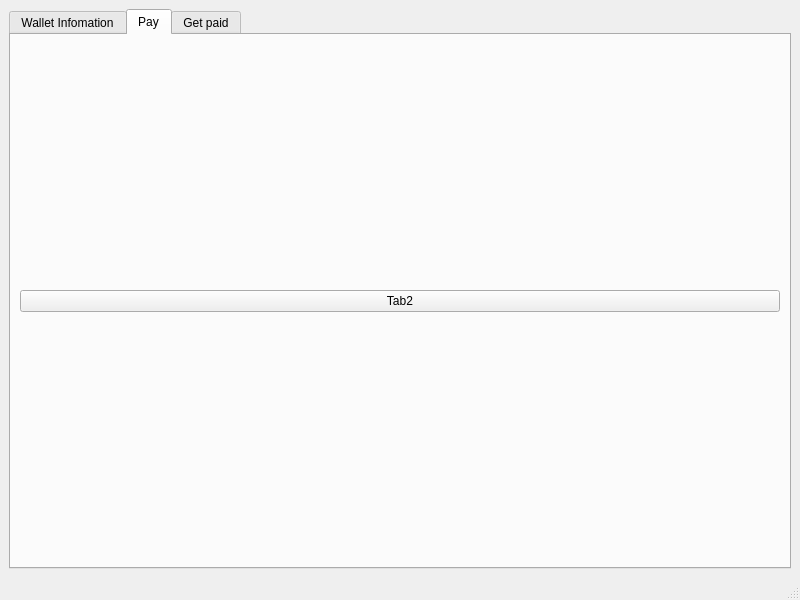
The window that qt/forms/mainwindow.ui (uebian/tronwallet) describes before a commit, drawn with Qt 5.
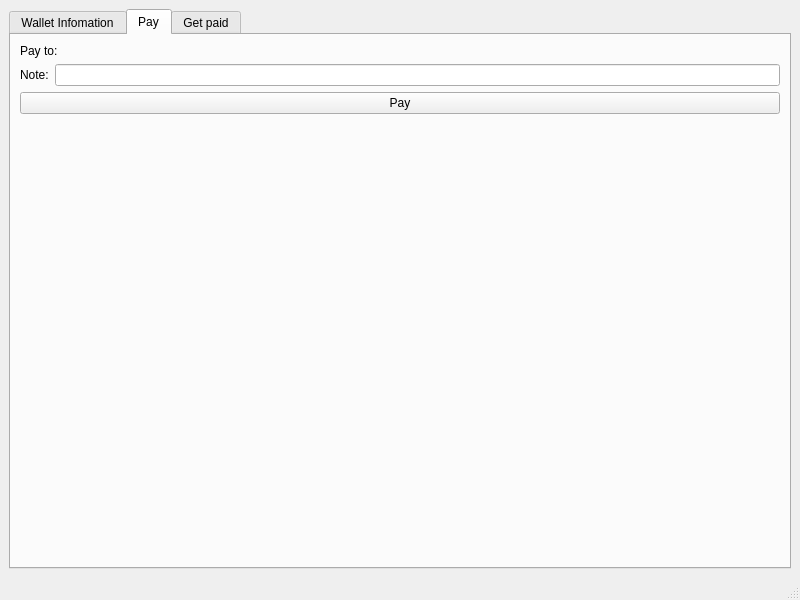
The same window after the commit. The open tabs and pages were chosen to show the change. Custom widgets are drawn as their Qt base class.

```diff
--- a/qt/forms/mainwindow.ui
+++ b/qt/forms/mainwindow.ui
@@ -79,12 +79,53 @@
        </attribute>
        <layout class="QVBoxLayout" name="verticalLayout">
         <item>
-         <widget class="QPushButton" name="pushButton">
+         <layout class="QHBoxLayout" name="horizontalLayout_2">
+          <item>
+           <widget class="QLabel" name="labelPay">
+            <property name="text">
+             <string>Pay to:</string>
+            </property>
+           </widget>
+          </item>
+          <item>
+           <widget class="QValidatedLineEdit" name="editPayAddress" native="true"/>
+          </item>
+         </layout>
+        </item>
+        <item>
+         <layout class="QHBoxLayout" name="horizontalLayout_2">
+          <item>
+           <widget class="QLabel" name="labelNote">
+            <property name="text">
+             <string>Note:</string>
+            </property>
+           </widget>
+          </item>
+          <item>
+           <widget class="QLineEdit" name="lineEdit_2"/>
+          </item>
+         </layout>
+        </item>
+        <item>
+         <widget class="QPushButton" name="btnPay">
           <property name="text">
-           <string>Tab2</string>
+           <string>Pay</string>
           </property>
          </widget>
         </item>
+        <item>
+         <spacer name="verticalSpacer">
+          <property name="orientation">
+           <enum>Qt::Vertical</enum>
+          </property>
+          <property name="sizeHint" stdset="0">
+           <size>
+            <width>20</width>
+            <height>40</height>
+           </size>
+          </property>
+         </spacer>
+        </item>
        </layout>
       </widget>
       <widget class="QWidget" name="tabGetPaid">
@@ -161,6 +202,14 @@
   </widget>
   <widget class="QStatusBar" name="statusbar"/>
  </widget>
+ <customwidgets>
+  <customwidget>
+   <class>QValidatedLineEdit</class>
+   <extends>QWidget</extends>
+   <header>qt/qvalidatedlineedit.h</header>
+   <container>1</container>
+  </customwidget>
+ </customwidgets>
  <resources/>
  <connections/>
 </ui>
```
Left out of the diff: 2 changed lines with no effect on the pictures.
